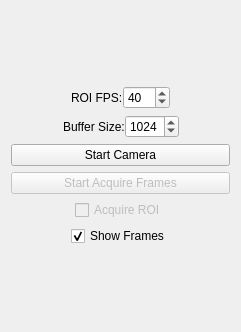
This is forms/camera_control.ui in lsst-sitcom/spot_motion_monitor as Qt 5 draws it before an edit. The edited form follows.
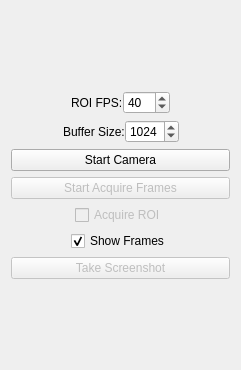
This is the edited form.

Commit message: Add take screenshot button to camera control.

Patch:
```diff
--- a/forms/camera_control.ui
+++ b/forms/camera_control.ui
@@ -7,7 +7,7 @@
     <x>0</x>
     <y>0</y>
     <width>241</width>
-    <height>332</height>
+    <height>370</height>
    </rect>
   </property>
   <property name="minimumSize">
@@ -251,6 +251,16 @@
      </item>
     </layout>
    </item>
+   <item>
+    <widget class="QPushButton" name="takeScreenshotButton">
+     <property name="enabled">
+      <bool>false</bool>
+     </property>
+     <property name="text">
+      <string>Take Screenshot</string>
+     </property>
+    </widget>
+   </item>
    <item>
     <spacer name="verticalSpacer">
      <property name="orientation">
```
The commit also changes 2 other files.
